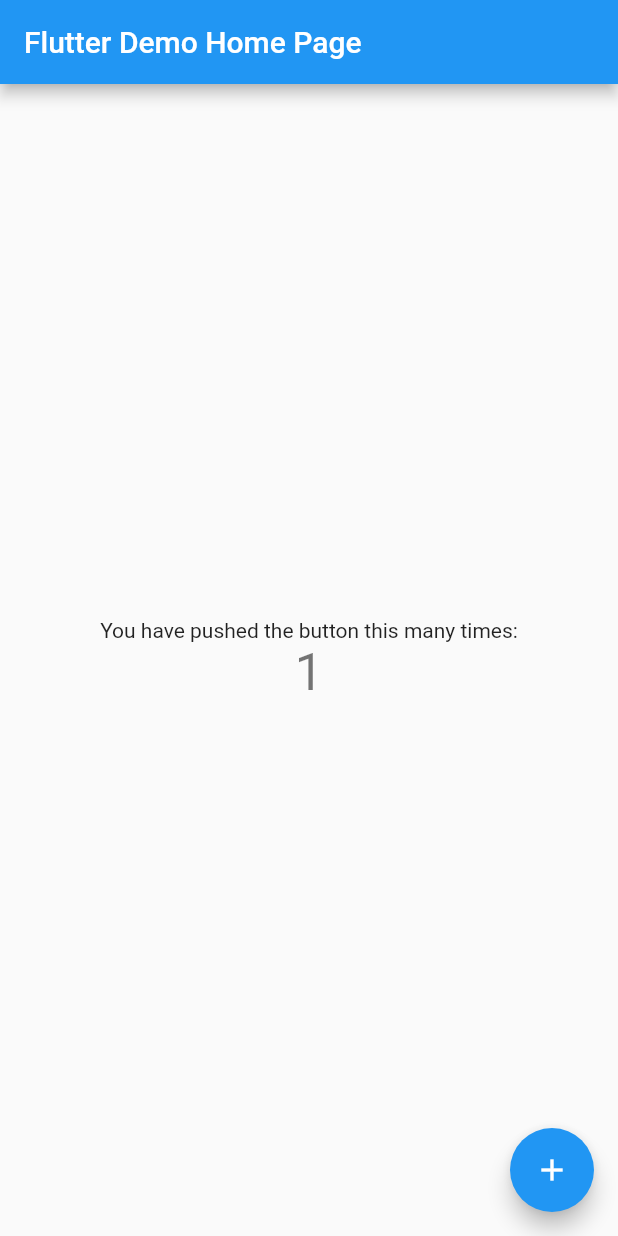
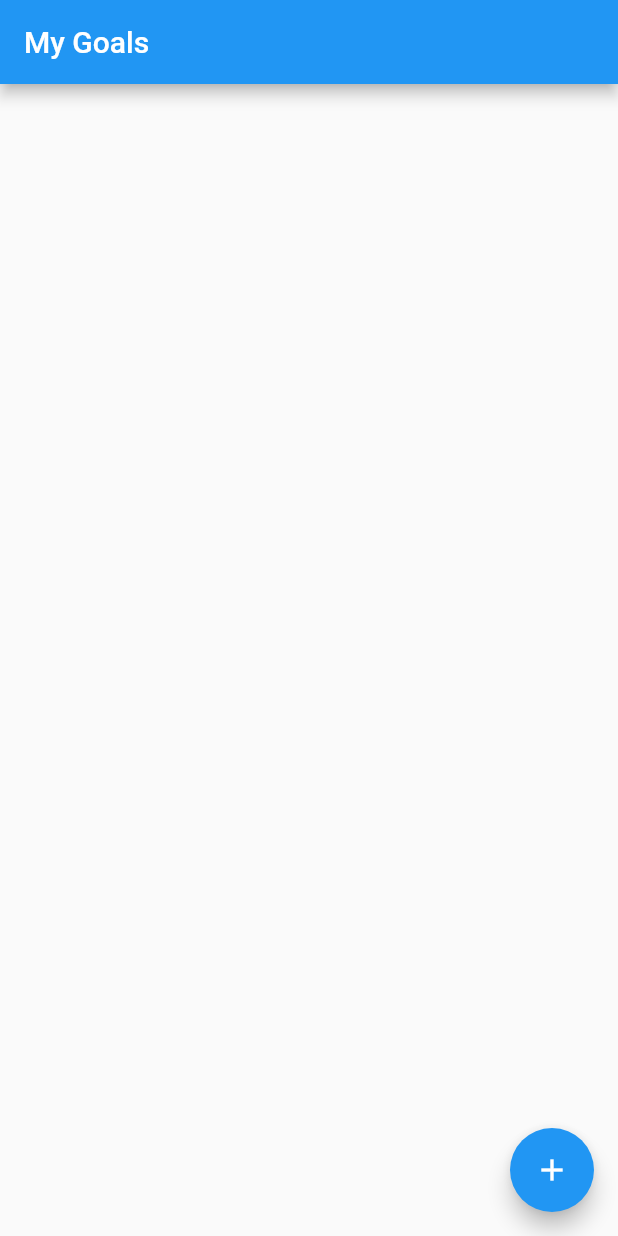
Before and after one commit to DouglasValerio/musdoo, a Flutter app: the screen it shows after launch, after a tap on the "add" icon, on a phone screen of 412 x 824 dp. Run offline on Flutter 3.47's test engine with Material 2 defaults, Android fonts, the phone set to English and light mode, and no system bars.

```diff
--- a/lib/main.dart
+++ b/lib/main.dart
@@ -1,11 +1,11 @@
 import 'package:flutter/material.dart';
 
 void main() {
-  runApp(const MyApp());
+  runApp(const MusdooApp());
 }
 
-class MyApp extends StatelessWidget {
-  const MyApp({Key? key}) : super(key: key);
+class MusdooApp extends StatelessWidget {
+  const MusdooApp({Key? key}) : super(key: key);
 
   // This widget is the root of your application.
   @override
@@ -13,103 +13,39 @@
     return MaterialApp(
       title: 'Flutter Demo',
       theme: ThemeData(
-        // This is the theme of your application.
-        //
-        // Try running your application with "flutter run". You'll see the
-        // application has a blue toolbar. Then, without quitting the app, try
-        // changing the primarySwatch below to Colors.green and then invoke
-        // "hot reload" (press "r" in the console where you ran "flutter run",
-        // or simply save your changes to "hot reload" in a Flutter IDE).
-        // Notice that the counter didn't reset back to zero; the application
-        // is not restarted.
         primarySwatch: Colors.blue,
       ),
-      home: const MyHomePage(title: 'Flutter Demo Home Page'),
+      home: const Homepage(title: 'My Goals'),
     );
   }
 }
 
-class MyHomePage extends StatefulWidget {
-  const MyHomePage({Key? key, required this.title}) : super(key: key);
-
-  // This widget is the home page of your application. It is stateful, meaning
-  // that it has a State object (defined below) that contains fields that affect
-  // how it looks.
-
-  // This class is the configuration for the state. It holds the values (in this
-  // case the title) provided by the parent (in this case the App widget) and
-  // used by the build method of the State. Fields in a Widget subclass are
-  // always marked "final".
+class Homepage extends StatefulWidget {
+  const Homepage({Key? key, required this.title}) : super(key: key);
 
   final String title;
 
   @override
-  State<MyHomePage> createState() => _MyHomePageState();
+  State<Homepage> createState() => _HomepageState();
 }
 
-class _MyHomePageState extends State<MyHomePage> {
-  int _counter = 0;
-
-  void _incrementCounter() {
-    setState(() {
-      // This call to setState tells the Flutter framework that something has
-      // changed in this State, which causes it to rerun the build method below
-      // so that the display can reflect the updated values. If we changed
-      // _counter without calling setState(), then the build method would not be
-      // called again, and so nothing would appear to happen.
-      _counter++;
-    });
-  }
-
+class _HomepageState extends State<Homepage> {
   @override
   Widget build(BuildContext context) {
-    // This method is rerun every time setState is called, for instance as done
-    // by the _incrementCounter method above.
-    //
-    // The Flutter framework has been optimized to make rerunning build methods
-    // fast, so that you can just rebuild anything that needs updating rather
-    // than having to individually change instances of widgets.
     return Scaffold(
       appBar: AppBar(
-        // Here we take the value from the MyHomePage object that was created by
-        // the App.build method, and use it to set our appbar title.
         title: Text(widget.title),
       ),
       body: Center(
-        // Center is a layout widget. It takes a single child and positions it
-        // in the middle of the parent.
         child: Column(
-          // Column is also a layout widget. It takes a list of children and
-          // arranges them vertically. By default, it sizes itself to fit its
-          // children horizontally, and tries to be as tall as its parent.
-          //
-          // Invoke "debug painting" (press "p" in the console, choose the
-          // "Toggle Debug Paint" action from the Flutter Inspector in Android
-          // Studio, or the "Toggle Debug Paint" command in Visual Studio Code)
-          // to see the wireframe for each widget.
-          //
-          // Column has various properties to control how it sizes itself and
-          // how it positions its children. Here we use mainAxisAlignment to
-          // center the children vertically; the main axis here is the vertical
-          // axis because Columns are vertical (the cross axis would be
-          // horizontal).
           mainAxisAlignment: MainAxisAlignment.center,
-          children: <Widget>[
-            const Text(
-              'You have pushed the button this many times:',
-            ),
-            Text(
-              '$_counter',
-              style: Theme.of(context).textTheme.headline4,
-            ),
-          ],
         ),
       ),
       floatingActionButton: FloatingActionButton(
-        onPressed: _incrementCounter,
-        tooltip: 'Increment',
+        onPressed: () {},
+        tooltip: 'Add task',
         child: const Icon(Icons.add),
-      ), // This trailing comma makes auto-formatting nicer for build methods.
+      ),
     );
   }
 }
```
Also changed, not shown: pubspec.yaml (+9 -9 lines), assets/images/musdoo.png (added), pubspec.lock, 28 other files.
